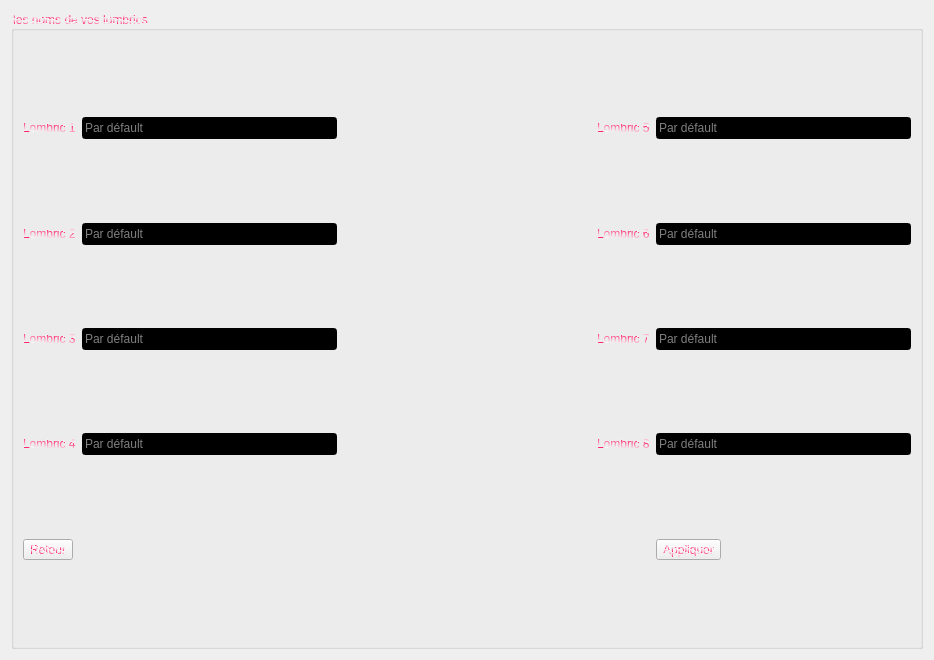
Qt form Client/UI/Modifier_Equipe_LombricQt.ui (Minigrim0/LombricABrac) before a commit.
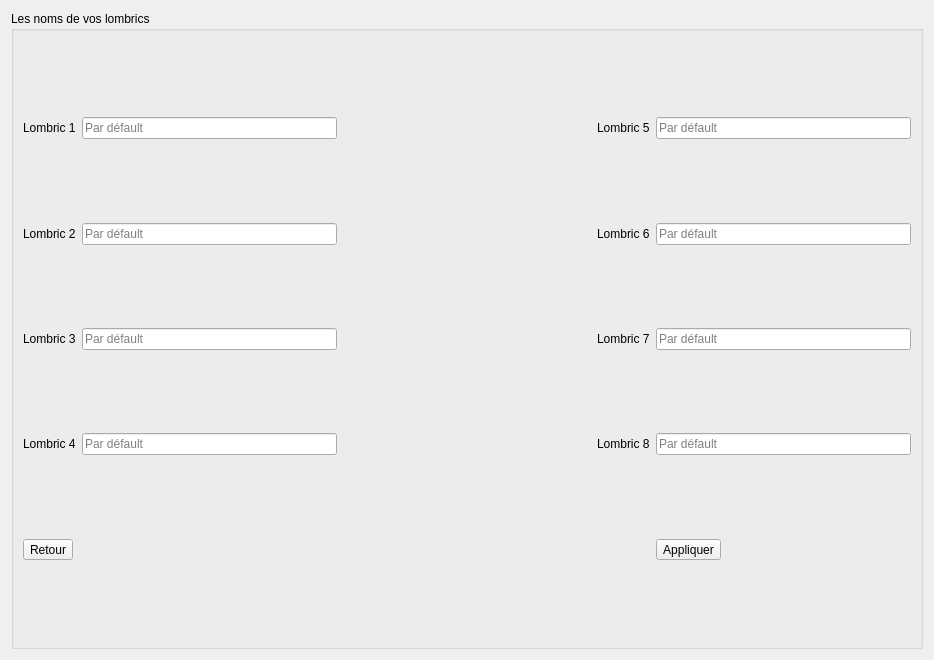
The same form after that commit. Icons and pictures are not drawn.

The edit to the form file:
```diff
--- a/Client/UI/Modifier_Equipe_LombricQt.ui
+++ b/Client/UI/Modifier_Equipe_LombricQt.ui
@@ -21,10 +21,10 @@
    <item>
     <widget class="QGroupBox" name="Modif_EuipeGroupBox">
      <property name="styleSheet">
-      <string notr="true">color: qlineargradient(spread:repeat, x1:0.835821, y1:0.119, x2:1, y2:0, stop:0 rgba(255, 28, 103, 255), stop:1 rgba(255, 255, 255, 255));</string>
+      <string notr="true"/>
      </property>
      <property name="title">
-      <string>les noms de vos lombrics</string>
+      <string>Les noms de vos lombrics</string>
      </property>
      <layout class="QHBoxLayout" name="horizontalLayout_2">
       <item>
@@ -32,8 +32,7 @@
         <item row="3" column="1">
          <widget class="QLineEdit" name="Lombric_DeuxLineEdit">
           <property name="styleSheet">
-           <string notr="true">background-color: rgb(0, 0, 0);
-color: rgb(255, 255, 255);</string>
+           <string notr="true"/>
           </property>
           <property name="maxLength">
            <number>20</number>
@@ -59,8 +58,7 @@
         <item row="1" column="1">
          <widget class="QLineEdit" name="Lombric_UnLineEdit">
           <property name="styleSheet">
-           <string notr="true">background-color: rgb(0, 0, 0);
-color: rgb(255, 255, 255);</string>
+           <string notr="true"/>
           </property>
           <property name="maxLength">
            <number>20</number>
@@ -73,8 +71,7 @@
         <item row="5" column="1">
          <widget class="QLineEdit" name="Lombric_TroisLineEdit">
           <property name="styleSheet">
-           <string notr="true">background-color: rgb(0, 0, 0);
-color: rgb(255, 255, 255);</string>
+           <string notr="true"/>
           </property>
           <property name="maxLength">
            <number>20</number>
@@ -162,8 +159,7 @@
         <item row="5" column="4">
          <widget class="QLineEdit" name="Lombric_SeptLineEdit">
           <property name="styleSheet">
-           <string notr="true">background-color: rgb(0, 0, 0);
-color: rgb(255, 255, 255);</string>
+           <string notr="true"/>
           </property>
           <property name="maxLength">
            <number>20</number>
@@ -176,8 +172,7 @@
         <item row="3" column="4">
          <widget class="QLineEdit" name="Lombric_SixLineEdit">
           <property name="styleSheet">
-           <string notr="true">background-color: rgb(0, 0, 0);
-color: rgb(255, 255, 255);</string>
+           <string notr="true"/>
           </property>
           <property name="maxLength">
            <number>20</number>
@@ -190,8 +185,7 @@
         <item row="7" column="4">
          <widget class="QLineEdit" name="Lombric_HuitLineEdit">
           <property name="styleSheet">
-           <string notr="true">background-color: rgb(0, 0, 0);
-color: rgb(255, 255, 255);</string>
+           <string notr="true"/>
           </property>
           <property name="maxLength">
            <number>20</number>
@@ -218,8 +212,7 @@
         <item row="1" column="4">
          <widget class="QLineEdit" name="Lombric_CinqLineEdit">
           <property name="styleSheet">
-           <string notr="true">background-color: rgb(0, 0, 0);
-color: rgb(255, 255, 255);</string>
+           <string notr="true"/>
           </property>
           <property name="maxLength">
            <number>20</number>
@@ -232,8 +225,7 @@
         <item row="7" column="1">
          <widget class="QLineEdit" name="Lombric_QuatreLineEdit">
           <property name="styleSheet">
-           <string notr="true">background-color: rgb(0, 0, 0);
-color: rgb(255, 255, 255);</string>
+           <string notr="true"/>
           </property>
           <property name="maxLength">
            <number>20</number>
```
Left out of the diff: 3 changed lines with no effect on the pictures.
